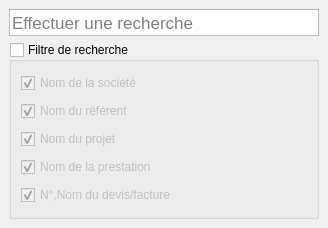
This is src/gui/docks/searchdock.ui in FACT-Team/FactDev as Qt 5 draws it before an edit. The edited form follows.
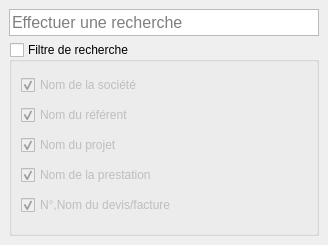
This is the edited form. Icons and pictures are not drawn.

Commit message: Merge tab if windows height too small #237

The edit to the form file:
```diff
--- a/src/gui/docks/searchdock.ui
+++ b/src/gui/docks/searchdock.ui
@@ -7,7 +7,7 @@
     <x>0</x>
     <y>0</y>
     <width>328</width>
-    <height>228</height>
+    <height>245</height>
    </rect>
   </property>
   <property name="sizePolicy">
@@ -24,7 +24,7 @@
   </property>
   <property name="font">
    <font>
-    <pointsize>13</pointsize>
+    <pointsize>12</pointsize>
    </font>
   </property>
   <property name="windowTitle">
@@ -138,7 +138,7 @@
       </property>
       <property name="font">
        <font>
-        <pointsize>13</pointsize>
+        <pointsize>12</pointsize>
        </font>
       </property>
       <property name="styleSheet">
```
The commit also changes 3 other files.
